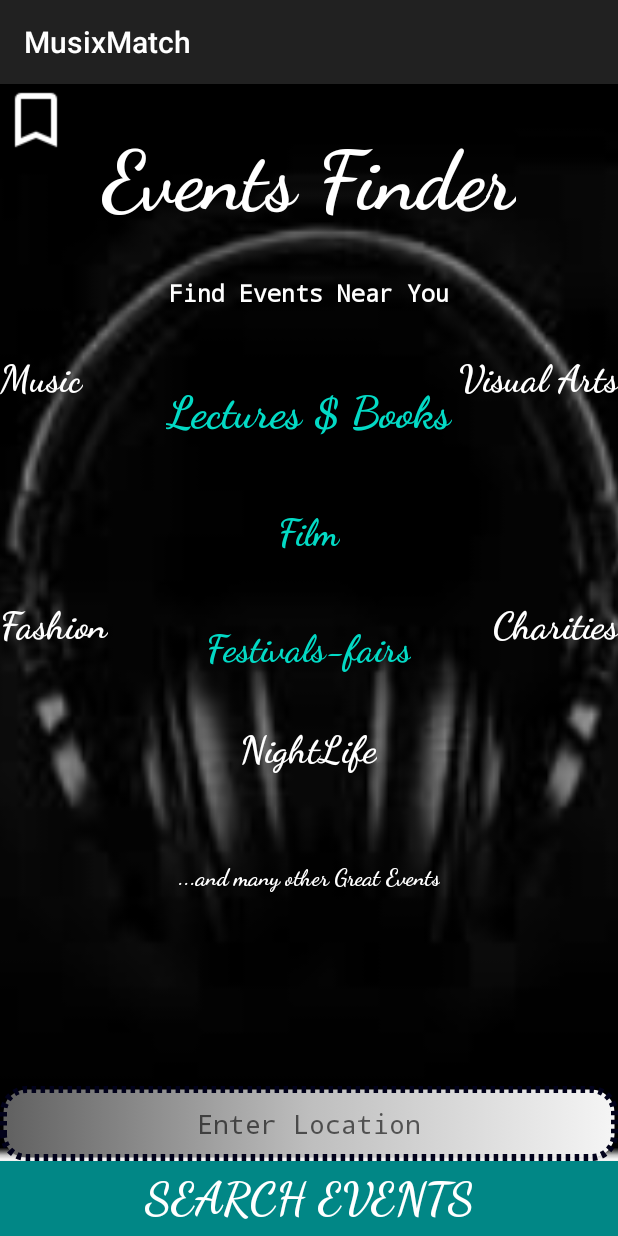
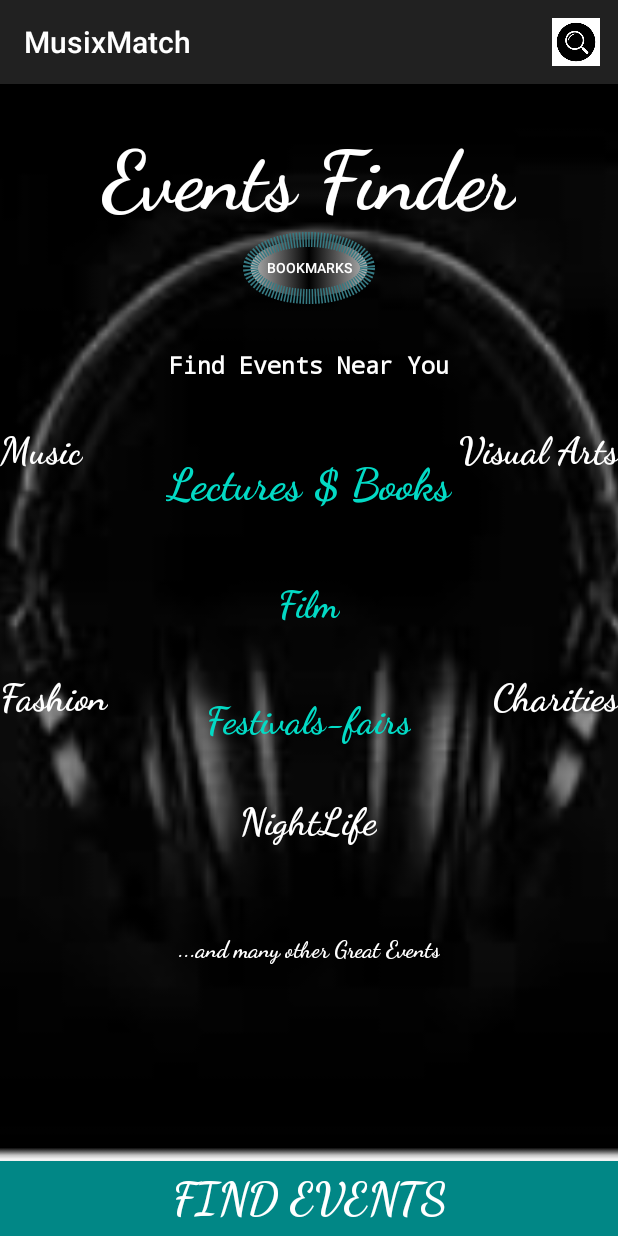
Before and after one commit to Cliffordmorara47/MusixMatch, an Android app: the screen it shows after launch (MainActivity), on a phone screen of 412 x 824 dp. Run offline under Robolectric (Android 15) with nearby library versions, the phone set to English and light mode, and no system bars; our stand-ins replace ButterKnife, Firebase (no records; nobody signed in at launch, a user with empty details on screens opened directly).

Commit message:
Changed display

```diff
--- a/app/src/main/java/com/technight/musixmatch/ui/MainActivity.java
+++ b/app/src/main/java/com/technight/musixmatch/ui/MainActivity.java
@@ -6,13 +6,13 @@ import android.content.Intent;
 import android.content.SharedPreferences;
 import android.os.Bundle;
 import android.preference.PreferenceManager;
-import android.util.Log;
 import android.view.Menu;
 import android.view.MenuInflater;
+import android.view.MenuItem;
 import android.view.View;
 import android.widget.Button;
 import android.widget.EditText;
-import android.widget.ImageView;
+import android.widget.SearchView;
 import android.widget.TextView;
 
 import com.google.firebase.database.DataSnapshot;
@@ -27,39 +27,19 @@ import butterknife.BindView;
 import butterknife.ButterKnife;
 
 public class MainActivity extends AppCompatActivity implements View.OnClickListener {
-    public static final String TAG = "MeetUp";
-    @BindView(R.id.location) EditText userLocation;
+    public static final String TAG = MainActivity.class.getSimpleName();
     @BindView(R.id.searchEventButton) Button searchEventButton;
     @BindView(R.id.bookMarkIcon) TextView bookMarkIcon;
     private DatabaseReference locationReference;
     private ValueEventListener locationReferenceListener;
-
-    private String userAddress;
+    private SharedPreferences sharedPreferences;
+    private SharedPreferences.Editor editor;
 
     @Override
     protected void onCreate(Bundle savedInstanceState) {
         super.onCreate(savedInstanceState);
         setContentView(R.layout.activity_main);
         ButterKnife.bind(this);
-
-        locationReference = FirebaseDatabase
-                .getInstance()
-                .getReference()
-                .child(Constants.USER_LOCATION_KEY);
-
-         locationReferenceListener = locationReference.addValueEventListener(new ValueEventListener() {
-            @Override
-            public void onDataChange(DataSnapshot dataSnapshot) {
-                for (DataSnapshot locationSnapShot : dataSnapshot.getChildren()) {
-                    String location = locationSnapShot.getValue().toString();
-                }
-            }
-
-            @Override
-            public void onCancelled(DatabaseError error) {
-
-            }
-        });
 
         searchEventButton.setOnClickListener(this);
         bookMarkIcon.setOnClickListener(this);
@@ -73,31 +53,42 @@ public class MainActivity extends AppCompatActivity implements View.OnClickListe
         });
     }
 
-    @Override
     public boolean onCreateOptionsMenu(Menu menu) {
-        MenuInflater inflater = getMenuInflater();
-        inflater.inflate(R.menu.options_menu, menu);
+        MenuInflater menuInflater = getMenuInflater();
+        menuInflater.inflate(R.menu.search_view, menu);
+        ButterKnife.bind(this);
+
+        sharedPreferences = PreferenceManager.getDefaultSharedPreferences(this);
+        editor = sharedPreferences.edit();
+
+        MenuItem menuItem = menu.findItem(R.id.search);
+        SearchView searchView = (SearchView) menuItem.getActionView();
+
+        searchView.setOnQueryTextListener(new SearchView.OnQueryTextListener() {
+            @Override
+            public boolean onQueryTextSubmit(String location) {
+               Intent intent = new Intent(MainActivity.this, EventsListActivity.class);
+               startActivity(intent);
+               return true;
+            }
+
+            @Override
+            public boolean onQueryTextChange(String s) {
+                return false;
+            }
+        });
         return true;
-    }
-
-    private void saveLocationToDatabase(String location) {
-        locationReference.push().setValue(location);
     }
 
     @Override
     public void onClick(View view) {
         if (view == searchEventButton) {
-            String location = userLocation.getText().toString();
-            saveLocationToDatabase(location);
             Intent intent = new Intent(MainActivity.this, EventsListActivity.class);
-            intent.putExtra("location", location);
             startActivity(intent);
         }
     }
 
-    @Override
-    protected void onDestroy() {
-        super.onDestroy();
-        locationReference.removeEventListener(locationReferenceListener);
+    private void updateRecentAddress(String location){
+        editor.putString(Constants.RECENT_LOCATION_KEY, location).apply();
     }
 }
--- a/app/src/main/res/layout/activity_main.xml
+++ b/app/src/main/res/layout/activity_main.xml
@@ -32,7 +32,7 @@
         android:id="@+id/appDescription"
         android:layout_width="wrap_content"
         android:layout_height="wrap_content"
-        android:layout_below="@+id/appNameTextView"
+        android:layout_below="@+id/bookMarkIcon"
         android:layout_centerHorizontal="true"
         android:layout_marginTop="30dp"
         android:fontFamily="cursive"
@@ -170,38 +170,30 @@
         android:textStyle="bold"
         app:fontFamily="cursive"
         android:paddingTop="60dp" />
-        <TextView
-            android:id="@+id/bookMarkIcon"
-            android:layout_width="wrap_content"
-            android:layout_height="wrap_content"
-            android:drawableLeft="@drawable/baseline_bookmark_border_white_24dp"
-            android:cursorVisible="false"
-            android:gravity="center_vertical"/>
+    <Button
+        android:id="@+id/bookMarkIcon"
+        android:layout_width="wrap_content"
+        android:layout_height="wrap_content"
+        android:background="@drawable/round_gradient"
+        android:text="BookMarks"
+        android:textColor="@color/colorTextIcons"
+        android:textSize="9dp"
+        android:visibility="visible"
+        android:layout_below="@id/appNameTextView"
+        android:layout_centerVertical="true"
+        android:layout_centerHorizontal="true"/>
     <Button
         android:id="@+id/searchEventButton"
         android:layout_width="match_parent"
         android:layout_height="50dp"
         android:layout_alignParentBottom="true"
         android:layout_centerHorizontal="true"
-        android:background="@color/black"
+        android:background="@color/teal_200"
         android:fontFamily="cursive"
-        android:text="Search Events"
+        android:text="Find Events"
         android:textColor="@color/white"
         android:textSize="30sp"
         android:textStyle="bold"
         android:backgroundTint="@color/teal_700"/>
 
-    <EditText
-        android:id="@+id/location"
-        android:layout_width="match_parent"
-        android:layout_height="50dp"
-        android:layout_above="@id/searchEventButton"
-        android:layout_centerHorizontal="true"
-        android:background="@drawable/gradient"
-        android:fontFamily="monospace"
-        android:hint="Enter Location"
-        android:padding="5dp"
-        android:textAlignment="center"
-        android:textColor="@color/black" />
-
 </RelativeLayout>
```
Also changed, not shown: app/src/main/res/layout/activity_events.xml (+0 -18 lines).
